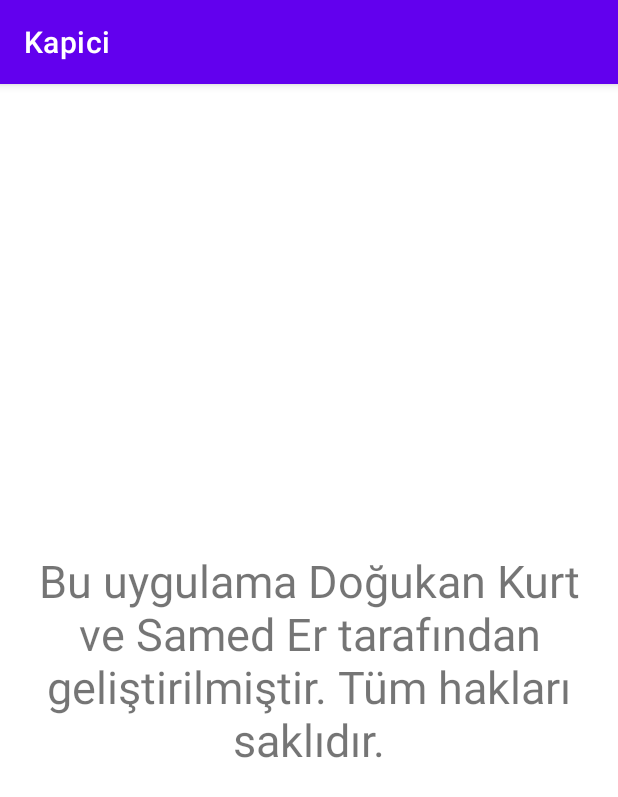
After one commit to doukurt/tasarim, an Android app: the AboutApp screen opened directly, with no data from a screen before it, on a phone screen of 412 x 824 dp. The commit adds this screen. Shown: the top 797 px of the screen. Run offline under Robolectric (Android 15) with nearby library versions, the phone set to English and light mode, and no system bars.

```diff
--- a/app/src/main/AndroidManifest.xml
+++ b/app/src/main/AndroidManifest.xml
@@ -11,6 +11,7 @@
         android:roundIcon="@mipmap/ic_launcher_round"
         android:supportsRtl="true"
         android:theme="@style/Theme.Kapici">
+        <activity android:name=".AboutApp"></activity>
         <activity android:name=".Profile" />
         <activity android:name=".CategoryProductList" />
         <activity android:name=".AdminProductDetail" />
--- /dev/null
+++ b/app/src/main/java/com/kapici/kapici/AboutApp.java
@@ -0,0 +1,14 @@
+package com.kapici.kapici;
+
+import androidx.appcompat.app.AppCompatActivity;
+
+import android.os.Bundle;
+
+public class AboutApp extends AppCompatActivity {
+
+    @Override
+    protected void onCreate(Bundle savedInstanceState) {
+        super.onCreate(savedInstanceState);
+        setContentView(R.layout.activity_about_app);
+    }
+}
--- a/app/src/main/java/com/kapici/kapici/OtherFragment.java
+++ b/app/src/main/java/com/kapici/kapici/OtherFragment.java
@@ -14,6 +14,8 @@ import android.widget.ListView;
 import androidx.annotation.NonNull;
 import androidx.annotation.Nullable;
 import androidx.fragment.app.Fragment;
+import androidx.fragment.app.FragmentManager;
+import androidx.fragment.app.FragmentTransaction;
 
 import com.google.firebase.auth.FirebaseAuth;
 import com.google.firebase.auth.FirebaseUser;
@@ -46,7 +48,8 @@ public class OtherFragment extends Fragment {
                         startActivity(intent);
                         break;
                     case "Uygulama Hakkında":
-                        //intent.setClass(getContext(), About.class);
+                        intent.setClass(getContext(),AboutApp.class);
+                        startActivity(intent);
                         break;
                 }
             }
--- a/app/src/main/java/com/kapici/kapici/ShoppingCartFragment.java
+++ b/app/src/main/java/com/kapici/kapici/ShoppingCartFragment.java
@@ -123,7 +123,7 @@ public class ShoppingCartFragment extends Fragment {
                                 cartImagesFromDb.add(pImage);
                                 cartDataFromDB.add(pName);
                                 cartPricesFromDb.add(pPrice);
-                                totalPriceHolder.setText(String.valueOf(totalPrice));
+                                totalPriceHolder.setText(String.valueOf(totalPrice)+"₺");
                                 cartRecyclerAdapter.notifyDataSetChanged();
                             }
                         });
--- /dev/null
+++ b/app/src/main/res/layout/activity_about_app.xml
@@ -0,0 +1,18 @@
+<?xml version="1.0" encoding="utf-8"?>
+<LinearLayout
+    xmlns:android="http://schemas.android.com/apk/res/android"
+    xmlns:app="http://schemas.android.com/apk/res-auto"
+    xmlns:tools="http://schemas.android.com/tools"
+    android:layout_width="match_parent"
+    android:layout_height="match_parent"
+    tools:context=".AboutApp">
+
+    <TextView
+        android:id="@+id/textView"
+        android:layout_width="match_parent"
+        android:layout_height="match_parent"
+        android:gravity="center"
+        android:text="Bu uygulama Doğukan Kurt ve Samed Er tarafından geliştirilmiştir. Tüm hakları saklıdır."
+        android:textSize="30sp" />
+
+</LinearLayout>
```
Also changed, not shown: app/src/main/java/com/kapici/kapici/Adapters/CategoryProductRecyclerAdapter.java (+7 -4 lines), app/src/main/java/com/kapici/kapici/Adapters/SearchRecyclerAdapter.java (+5 -2 lines).
